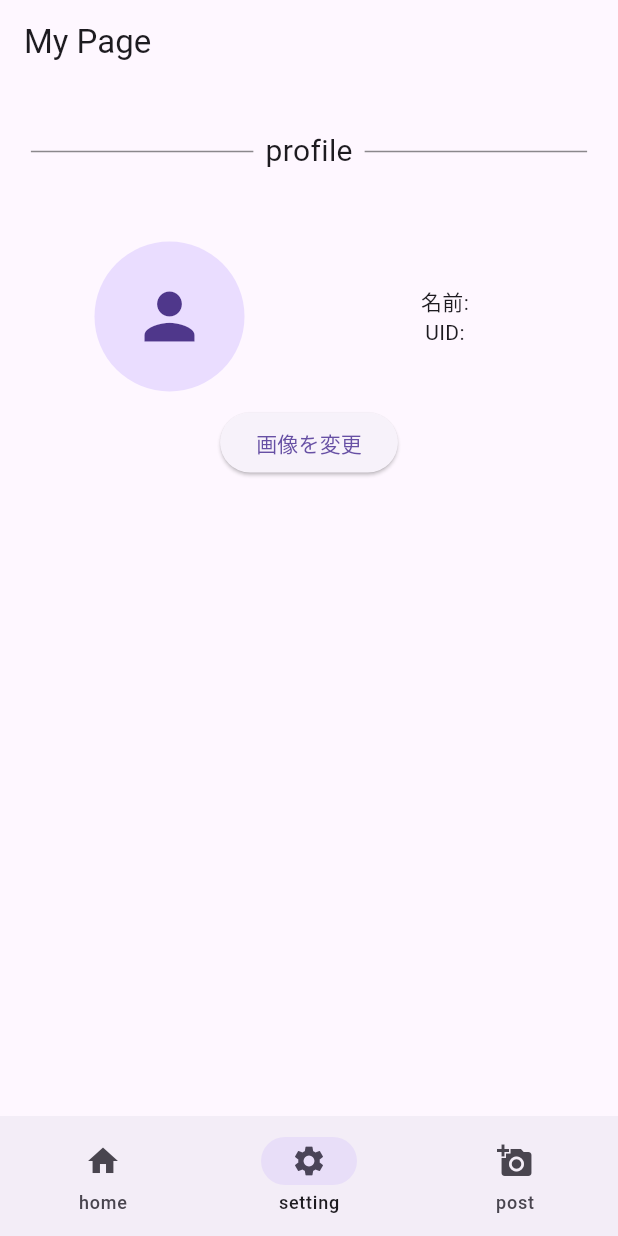
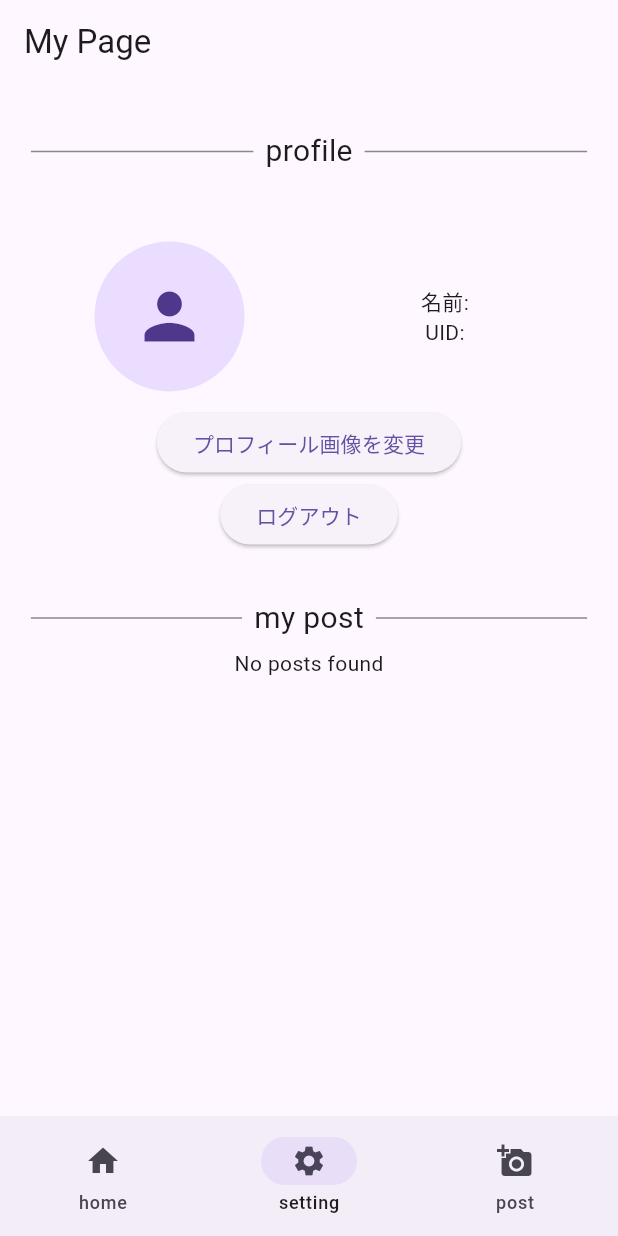
Before and after one commit to takutomiyajima/photo-app, a Flutter app: the Setting screen opened by its route, on a phone screen of 412 x 824 dp. Run offline on Flutter 3.47's test engine with Material 3 defaults, Android fonts, the light colour scheme and no system bars; our stand-ins replace firebase_auth, firebase_core, firebase_database, firebase_storage, flutter_riverpod, go_router and 2 more; accounts and stored records are empty.

Commit message:
プレ版完成

```diff
--- a/lib/core/auth_provider.dart
+++ b/lib/core/auth_provider.dart
@@ -2,14 +2,12 @@ import 'package:firebase_auth/firebase_auth.dart';
 import 'package:flutter_riverpod/flutter_riverpod.dart';
 import 'package:flutter/foundation.dart';
 
-// Firebaseの認証状態を管理するプロバイダー
 final authProvider = StateNotifierProvider<AuthNotifier, User?>((ref) {
   return AuthNotifier();
 });
 
 final authDetailProvider = Provider<FirebaseAuth>((ref) => FirebaseAuth.instance);
 
-// 認証状態を管理するStateNotifier
 class AuthNotifier extends StateNotifier<User?> {
   AuthNotifier() : super(FirebaseAuth.instance.currentUser) {
     _authStateListener();
@@ -33,14 +31,12 @@ class AuthNotifier extends StateNotifier<User?> {
   }
 }
 
-// GoRouterのリフレッシュ用にChangeNotifierを作成
 class AuthListenable extends ChangeNotifier {
   AuthListenable(Ref ref) {
     ref.listen(authProvider, (_, __) => notifyListeners());
   }
 }
 
-// AuthListenableを提供するプロバイダー
 final authListenableProvider = ChangeNotifierProvider<AuthListenable>((ref) {
   return AuthListenable(ref); // ChangeNotifierProviderRef から渡される
 });
--- a/lib/main.dart
+++ b/lib/main.dart
@@ -27,7 +27,7 @@ class MyApp extends ConsumerWidget {
       debugShowCheckedModeBanner: false,
       routerConfig: router,
       theme: ThemeData(
-        textTheme: GoogleFonts.kaiseiDecolTextTheme(),
+        textTheme: GoogleFonts.zenAntiqueTextTheme(),
       ),
     );
   }
--- a/lib/route.dart
+++ b/lib/route.dart
@@ -1,5 +1,4 @@
 import 'package:flutter_riverpod/flutter_riverpod.dart';
-import 'package:firebase_auth/firebase_auth.dart';
 import 'package:flutter/material.dart';
 import 'package:go_router/go_router.dart';
 import 'package:photoapp/screen/home.dart';
@@ -8,9 +7,7 @@ import 'package:photoapp/screen/login.dart';
 import 'package:photoapp/screen/setting.dart';
 import 'package:photoapp/screen/post.dart';
 import 'package:photoapp/core/auth_provider.dart';
-import 'package:photoapp/model/usermodel.dart';
 
-// ナビゲーション用のキー
 final rootNavigatorKey = GlobalKey<NavigatorState>();
 final homeNavigatorKey = GlobalKey<NavigatorState>(debugLabel: 'home');
 final settingNavigatorKey = GlobalKey<NavigatorState>(debugLabel: 'setting');
--- a/lib/screen/flame.dart
+++ b/lib/screen/flame.dart
@@ -30,7 +30,7 @@ class Flame extends ConsumerWidget {
                   },
                 ),
               ),
-              Text(post.detail),
+              Text(post.name),
             ],
           ),
         ),
--- a/lib/screen/login.dart
+++ b/lib/screen/login.dart
@@ -1,13 +1,9 @@
 import 'package:firebase_auth/firebase_auth.dart';
 import 'package:firebase_database/firebase_database.dart';
 import 'package:flutter/material.dart';
-import 'package:flutter/widgets.dart';
 import 'package:flutter_riverpod/flutter_riverpod.dart';
 import 'package:go_router/go_router.dart';
-import 'package:photoapp/screen/home.dart';
-import 'package:photoapp/screen/post.dart';
 import 'package:photoapp/core/info_provider.dart';
-import 'package:photoapp/main.dart';
 import 'package:photoapp/model/usermodel.dart';
 
 class LoginPage extends StatelessWidget {
--- a/lib/screen/setting.dart
+++ b/lib/screen/setting.dart
@@ -3,7 +3,10 @@ import 'package:flutter/material.dart';
 import 'package:flutter_riverpod/flutter_riverpod.dart';
 import 'package:image_picker/image_picker.dart';
 import 'package:photoapp/component/subtitle.dart';
+import 'package:photoapp/core/auth_provider.dart';
 import 'package:photoapp/core/info_provider.dart';
+import 'package:photoapp/core/post_provider.dart';
+import 'package:photoapp/screen/flame.dart';
 
 class Setting extends ConsumerWidget {
   const Setting({super.key});
@@ -21,66 +24,110 @@ class Setting extends ConsumerWidget {
 Widget build(BuildContext context, WidgetRef ref) {
   Size screenSize = MediaQuery.of(context).size;
   final width = screenSize.width;
-    final user = ref.watch(userinfoProvider);
+  final userAsync = ref.watch(userinfoProvider); // `AsyncValue<UserModel?>` を取得
   final profileImageUrl = ref.watch(profileImageProvider);
 
   return Scaffold(
     appBar: AppBar(
       title: const Text('My Page'),
     ),
-      body: Center(
+    body: SingleChildScrollView(
+    child: Center(
       child: Column(
         children: [
-            SizedBox(height: 25,),
-            Subtitle("profile"),
-            SizedBox(height: 30,),
+          const SizedBox(height: 25),
+          const Subtitle("profile"),
+          const SizedBox(height: 30),
           Container(
             width: width,
-              margin: EdgeInsets.all(10),
+            margin: const EdgeInsets.all(10),
             child: Row(
               children: [
                 Container(
                   width: width * 0.5,
-                        child:
-                          profileImageUrl != null
+                  child: profileImageUrl != null
                       ? CircleAvatar(
                           radius: 50,
                           backgroundImage: NetworkImage(profileImageUrl),
                         )
-                          : CircleAvatar(
+                      : const CircleAvatar(
                           radius: 50,
-                              child: Icon(Icons.person, size: 50,),
+                          child: Icon(Icons.person, size: 50),
                         ),
                 ),
                 Container(
                   width: width * 0.4,
-                        child: user.when(
-                          data: (userInfo) => userInfo != null
-                            ? Column(
+                  child: userAsync.when(
+                    data: (userInfo) {
+                      if (userInfo != null) {
+                        return Column(
                           mainAxisAlignment: MainAxisAlignment.center,
                           children: [
                             Text("名前: ${userInfo.name ?? "未設定"}"),
                             Text("UID: ${userInfo.uid}"),
                           ],
-                              )
-                              : Text("ユーザー情報がありません"),
-                          loading: () => CircularProgressIndicator(),
+                        );
+                      } else {
+                        return const Text("ユーザー情報がありません");
+                      }
+                    },
+                    loading: () => const CircularProgressIndicator(),
                     error: (error, stack) => Text("エラー: $error"),
                   ),
                 ),
               ],
-              )
+            ),
           ),
           ElevatedButton(
             onPressed: () => _pickAndUploadImage(context, ref),
-              child: Text("画像を変更"),
+            child: const Text("プロフィール画像を変更"),
           ),
+          ElevatedButton(
+            onPressed: () async {
+              await ref.read(authProvider.notifier).signOut();
+            },
+            child: Text("ログアウト")
+          ),
+          const SizedBox(height: 25),
+          const Subtitle("my post"),
 
+          userAsync.when(
+            data: (userInfo) {
+              if (userInfo == null) {
+                return const Text("ユーザー情報がありません");
+              }
+              final postListAsync = ref.watch(postListProvider(userInfo.uid));
 
-          ],
-        )
-
+              return postListAsync.when(
+                data: (posts) {
+                  return posts.isEmpty
+                      ? const Center(child: Text('No posts found'))
+                      : GridView.builder(
+                          shrinkWrap: true,
+                          physics: const NeverScrollableScrollPhysics(), // ← 追加
+                          itemCount: posts.length,
+                          itemBuilder: (context, index) {
+                            final post = posts[index];
+                            return Flame(post);
+                          },
+                          gridDelegate: const SliverGridDelegateWithFixedCrossAxisCount(
+                            crossAxisCount: 3,
+                            crossAxisSpacing: 2,
+                            mainAxisSpacing: 2,
+                            childAspectRatio: 1.0,
                           ),
                         );
+                },
+                loading: () => const Center(child: CircularProgressIndicator()),
+                error: (error, stack) => Center(child: Text('Error: $error')),
+              );
+            },
+            loading: () => const CircularProgressIndicator(),
+            error: (error, stack) => Center(child: Text('Error: $error')),
+          ),
+        ],
+      ),
+    ),
+  ));
 }
 }
```
Also changed, not shown: lib/core/post_provider.dart (+42 -14 lines), lib/screen/post.dart (+7 -6 lines). Lines whose indentation alone changed are shown as unchanged.
